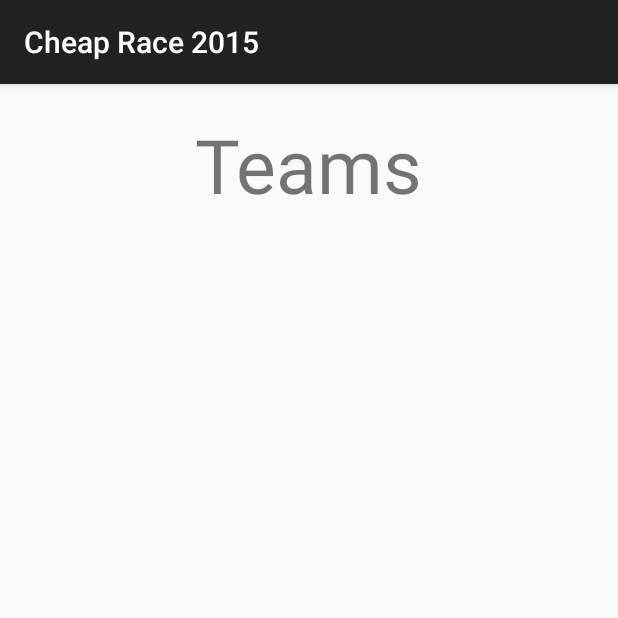
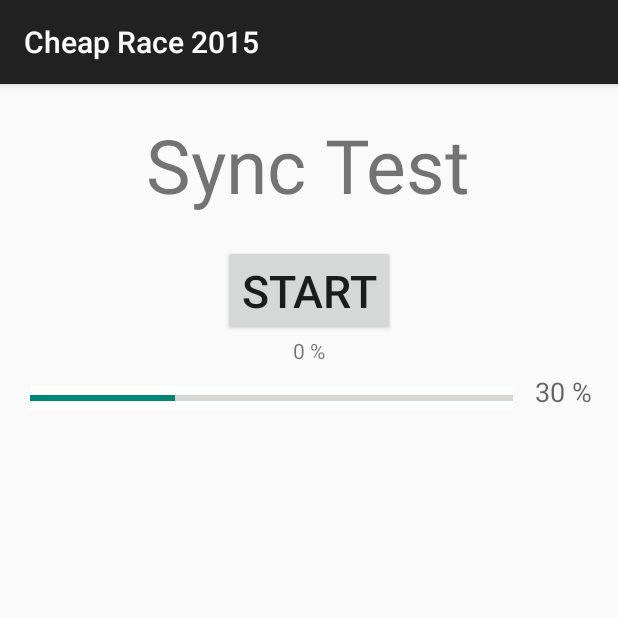
Before and after one commit to mobimation/Cheap-Race-2015, an Android app: the fragment SyncTestFragment shown on its own in the app's theme, on a phone screen of 412 x 824 dp, the top half of it. Run offline under Robolectric (Android 15) with nearby library versions, the phone set to English and light mode, and no system bars; libraries missing offline, so code that uses them is left out: org.apache.commons.

Commit message:
Adding FTPS sync test

```diff
--- a/app/build.gradle
+++ b/app/build.gradle
@@ -24,4 +24,5 @@ dependencies {
     compile 'com.android.support:appcompat-v7:22.1.1'
     compile 'com.google.android.gms:play-services:7.3.0'
     compile 'com.android.support:support-v4:22.1.1'
+    compile 'commons-net:commons-net:3.3'
 }
--- a/app/src/main/java/tv/laidback/cheaprace2015/SyncTestFragment.java
+++ b/app/src/main/java/tv/laidback/cheaprace2015/SyncTestFragment.java
@@ -1,23 +1,41 @@
 package tv.laidback.cheaprace2015;
 
 import android.os.Bundle;
+import android.os.Environment;
 import android.support.v4.app.Fragment;
+import android.util.Log;
 import android.view.LayoutInflater;
 import android.view.View;
 import android.view.ViewGroup;
+import android.widget.Button;
+import android.widget.ImageView;
+import android.os.Handler;
+import android.widget.ProgressBar;
+import android.widget.TextView;
+
+import org.apache.commons.net.ftp.FTP;
+import org.apache.commons.net.ftp.FTPReply;
+import org.apache.commons.net.ftp.FTPSClient;
+
+import java.io.FileOutputStream;
+import java.io.IOException;
+import java.io.OutputStream;
 
 
 /**
  * A simple {@link Fragment} subclass.
  */
 public class SyncTestFragment extends Fragment {
-
+    private static final String TAG = SyncTestFragment.class.getSimpleName();
+    ProgressBar progress=null;
+    TextView status=null;
+    TextView progressValue=null;
     /**
      * The fragment argument representing the section number for this
      * fragment.
      */
     static String ARG_SECTION_NUMBER = "section_number";
-
+    SyncTestFragment parent=null;
     /**
      * Returns a new instance of this fragment for the given section
      * number.
@@ -38,6 +56,84 @@ public class SyncTestFragment extends Fragment {
     public View onCreateView(LayoutInflater inflater, ViewGroup container,
                              Bundle savedInstanceState) {
         // Inflate the layout for this fragment
-        return inflater.inflate(R.layout.fragment_teams, container, false);
+        View v=inflater.inflate(R.layout.fragment_synctest, container, false);
+        // Connect a button that launch the transfer test as a thread
+        Button defaultButton=(Button)v.findViewById(R.id.buttonSyncTestStart);
+        parent=this;
+        defaultButton.setOnClickListener(new View.OnClickListener() {
+            public void onClick(View v) {
+                Handler syncHandler = new Handler();
+                syncHandler.post(retrieveJob);
+            }
+        });
+        // Set up so we can run the progress bar
+        progress = (ProgressBar)v.findViewById(R.id.progressBar);
+        progress.setMax(100);
+        // Prepare status message display
+        status=(TextView)v.findViewById(R.id.statusLine);
+        status.setText("Idle..");
+        // ..and the percentage indicator
+        progressValue=(TextView)v.findViewById(R.id.statusLine);
+        progressValue.setText("0 %");
+        return v;
+    }
+
+    final Runnable retrieveJob = new Runnable() {
+        @Override
+        public void run() {
+            Log.d(TAG, "Transfer job begins");
+            testSFTP();
+        }
+    };
+
+    private void testSFTP() {
+        String PI_IP_ADDRESS="192.168.0.187";
+        int PI_FTPS_PORT=22;
+        FTPSClient ftps;
+        ftps = new FTPSClient(true);
+        try {
+            ftps.setFileType(FTP.BINARY_FILE_TYPE);
+            ftps.setTrustManager(null);
+            ftps.connect(PI_IP_ADDRESS,PI_FTPS_PORT);
+            int reply = ftps.getReplyCode();
+            if (!FTPReply.isPositiveCompletion(reply))
+            {
+                ftps.disconnect();
+                Log.d(TAG,"FTP server refused connection.");
+            }
+            else {
+                // Retrieve a video file over Wifi from Cheap Race 2015 Sync Server Hub
+                String filepath= Environment.getExternalStorageDirectory().getAbsolutePath();
+                OutputStream os = new FileOutputStream(filepath+"/localvideo.mp4");
+                // Navigate to repository
+                ftps.cwd("/home/pi/media/cheaprace/video");
+                // Retrieve sample video file
+                ftps.retrieveFile("Новости - YouTube.MP4", os);
+                // TODO Continue here
+                Log.d(TAG, "File transferred.");
+                parent.getActivity().runOnUiThread(new Runnable() {
+                    @Override
+                    public void run() {
+                      progress.setProgress(99);
+                    }
+                });
+            }
+        }
+        catch(IOException ioe) {
+            Log.d(TAG, "IOException - " + ioe.getMessage());
+            if (ftps.isConnected())
+            {
+                try
+                {
+                    ftps.disconnect();
+                }
+                catch (IOException f)
+                {
+                    // do nothing
+                }
+            }
+            System.err.println("Could not connect to server.");
+        }
+
     }
 }
```
Also changed, not shown: 1 other file.
